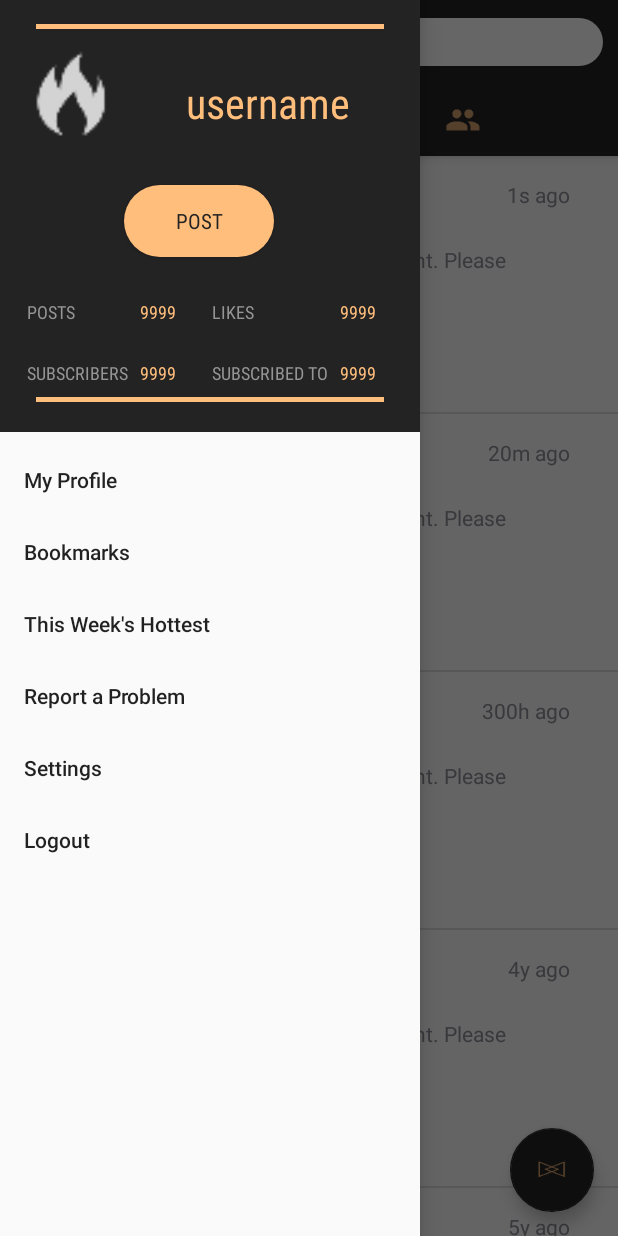
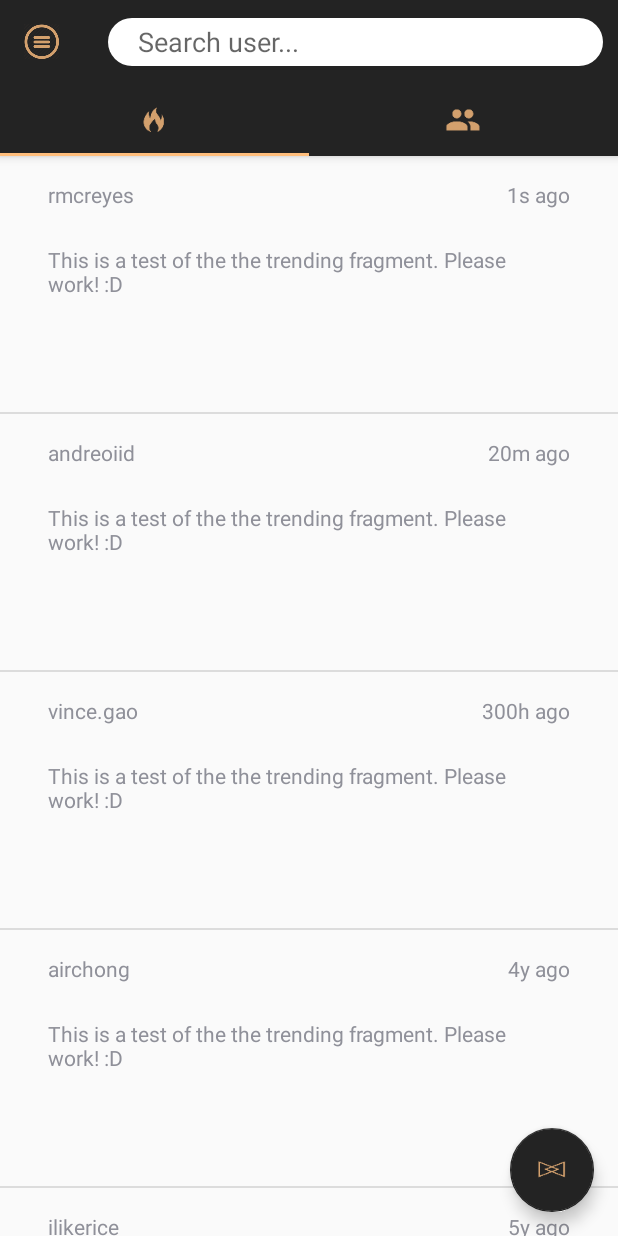
Before and after one commit to rmcreyes/clothing-app, an Android app: the FeedActivity screen opened directly, with no data from a screen before it, in the side drawer, after a tap on "Bookmarks", on a phone screen of 412 x 824 dp. Run offline under Robolectric (Android 15) with nearby library versions, the phone set to English and light mode, and no system bars.

Commit message:
add toasts to clickables

```diff
--- a/app/src/main/java/rmcreyes/clothing_app/feed_module/FeedActivity.java
+++ b/app/src/main/java/rmcreyes/clothing_app/feed_module/FeedActivity.java
@@ -1,5 +1,8 @@
 package rmcreyes.clothing_app.feed_module;
 
+import android.support.annotation.NonNull;
+import android.support.design.widget.FloatingActionButton;
+import android.support.design.widget.NavigationView;
 import android.support.design.widget.TabLayout;
 import android.support.v4.view.GravityCompat;
 import android.support.v4.view.ViewPager;
@@ -27,6 +30,7 @@ public class FeedActivity extends AppCompatActivity {
     private ViewPager viewPager;
     private TabLayout tab_bar;
     private EditText search_edit;
+    private FloatingActionButton fab;
 
     @Override
     protected void onCreate(Bundle savedInstanceState) {
@@ -39,6 +43,7 @@ public class FeedActivity extends AppCompatActivity {
         search_bar = findViewById(R.id.search_bar);
         tab_bar = findViewById(R.id.tab_bar);
         search_edit = findViewById(R.id.search_edit);
+        fab = findViewById(R.id.fab);
 
         // set up drawer button
         setSupportActionBar(search_bar);
@@ -67,6 +72,51 @@ public class FeedActivity extends AppCompatActivity {
             }
         });
 
+        // set up fab to perform a concord search
+        fab.setOnClickListener(new View.OnClickListener() {
+            @Override
+            public void onClick(View v) {
+                Toast.makeText(FeedActivity.this, "concord search", Toast.LENGTH_SHORT).show();
+            }
+        });
+
+        // set up navigation drawer item selection
+        NavigationView navigationView = (NavigationView) findViewById(R.id.nav_view);
+        navigationView.setNavigationItemSelectedListener(new NavigationView.OnNavigationItemSelectedListener() {
+            @Override
+            public boolean onNavigationItemSelected(@NonNull MenuItem item) {
+                // set item as selected to persist highlight
+                item.setChecked(true);
+                // close drawer when item is tapped
+                drawerLayout.closeDrawers();
+
+                switch(item.getItemId()) {
+                    case R.id.nav_my_profile:
+                        Toast.makeText(FeedActivity.this, "My Profile", Toast.LENGTH_SHORT).show();
+                        break;
+                    case R.id.nav_bookmarks:
+                        Toast.makeText(FeedActivity.this, "Bookmarks", Toast.LENGTH_SHORT).show();
+                        break;
+                    case R.id.nav_hottest:
+                        Toast.makeText(FeedActivity.this, "This Week's Hottest", Toast.LENGTH_SHORT).show();
+                        break;
+                    case R.id.nav_report:
+                        Toast.makeText(FeedActivity.this, "Report a Problem", Toast.LENGTH_SHORT).show();
+                        break;
+                    case R.id.nav_settings:
+                        Toast.makeText(FeedActivity.this, "Settings", Toast.LENGTH_SHORT).show();
+                        break;
+                    case R.id.nav_logout:
+                        Toast.makeText(FeedActivity.this, "Logout", Toast.LENGTH_SHORT).show();
+                        break;
+                }
+
+                item.setChecked(false);
+
+                return true;
+            }
+        });
+
     }
 
     @Override
--- a/app/src/main/java/rmcreyes/clothing_app/feed_module/TrendingFragment.java
+++ b/app/src/main/java/rmcreyes/clothing_app/feed_module/TrendingFragment.java
@@ -8,7 +8,10 @@ import android.support.v4.app.Fragment;
 import android.view.LayoutInflater;
 import android.view.View;
 import android.view.ViewGroup;
+import android.view.WindowManager;
+import android.widget.AdapterView;
 import android.widget.ListView;
+import android.widget.Toast;
 
 import java.util.ArrayList;
 import java.util.List;
@@ -39,6 +42,7 @@ public class TrendingFragment extends Fragment {
     @Override
     public void onViewCreated(@NonNull View view, @Nullable Bundle savedInstanceState) {
         super.onViewCreated(view, savedInstanceState);
+        getActivity().getWindow().setSoftInputMode(WindowManager.LayoutParams.SOFT_INPUT_STATE_ALWAYS_HIDDEN);
 
         Posts = new ArrayList<Post>();
 
@@ -56,5 +60,11 @@ public class TrendingFragment extends Fragment {
         TrendingPostAdapter trendingPostAdapter = new TrendingPostAdapter(getActivity().getApplicationContext(), Posts);
         ListView list_view = (ListView) view.findViewById(R.id.list_view);
         list_view.setAdapter(trendingPostAdapter);
+        list_view.setOnItemClickListener(new AdapterView.OnItemClickListener() {
+            @Override
+            public void onItemClick(AdapterView<?> parent, View view, int position, long id) {
+                Toast.makeText(getActivity().getApplicationContext(), Posts.get(position).getUsername(), Toast.LENGTH_SHORT).show();
+            }
+        });
     }
 }
--- a/app/src/main/res/layout/activity_feed.xml
+++ b/app/src/main/res/layout/activity_feed.xml
@@ -57,6 +57,7 @@
             app:layout_behavior="@string/appbar_scrolling_view_behavior"/>
 
         <android.support.design.widget.FloatingActionButton
+            android:id="@+id/fab"
             android:layout_width="wrap_content"
             android:layout_height="wrap_content"
             android:layout_gravity="end|bottom"
```
